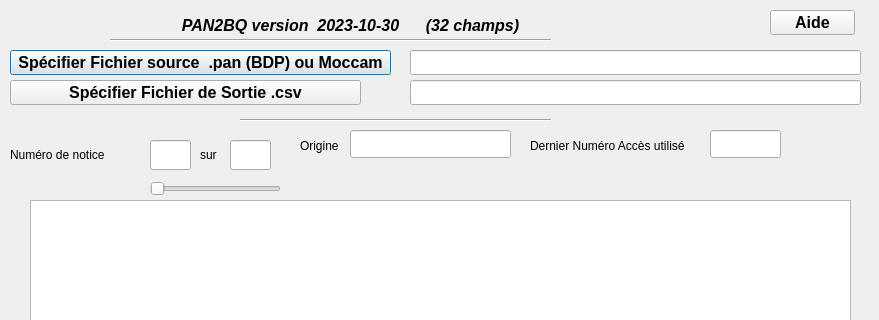
First picture: the form in UI/BQimport_unimarc.ui, repository meteos77/pan2bq, before the edit; both pictures show x 0 to 879 and y 0 to 320 of the 879 by 680 pixel window.
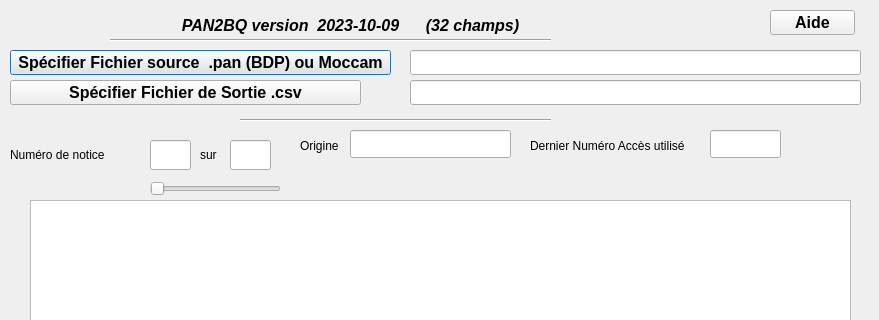
Second picture: the form after the edit.

Commit message: maj version + numeroaccesPB pour DON et LIB

```diff
--- a/UI/BQimport_unimarc.ui
+++ b/UI/BQimport_unimarc.ui
@@ -97,7 +97,7 @@
     <locale language="English" country="UnitedStates"/>
    </property>
    <property name="text">
-    <string>PAN2BQ version  2023-10-30      (32 champs)</string>
+    <string>PAN2BQ version  2023-10-09      (32 champs)</string>
    </property>
    <property name="textFormat">
     <enum>Qt::AutoText</enum>
```
The commit also changes 2 other files.
